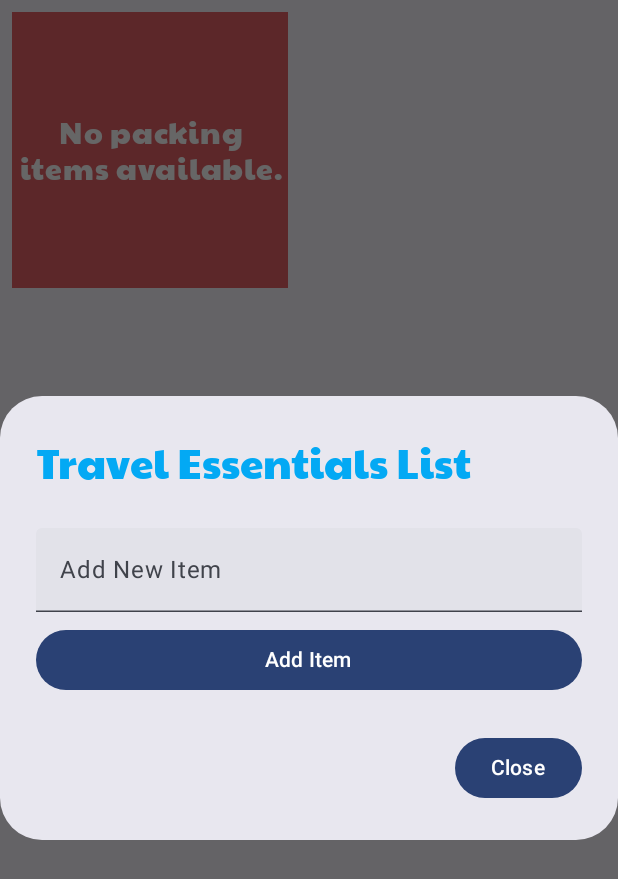
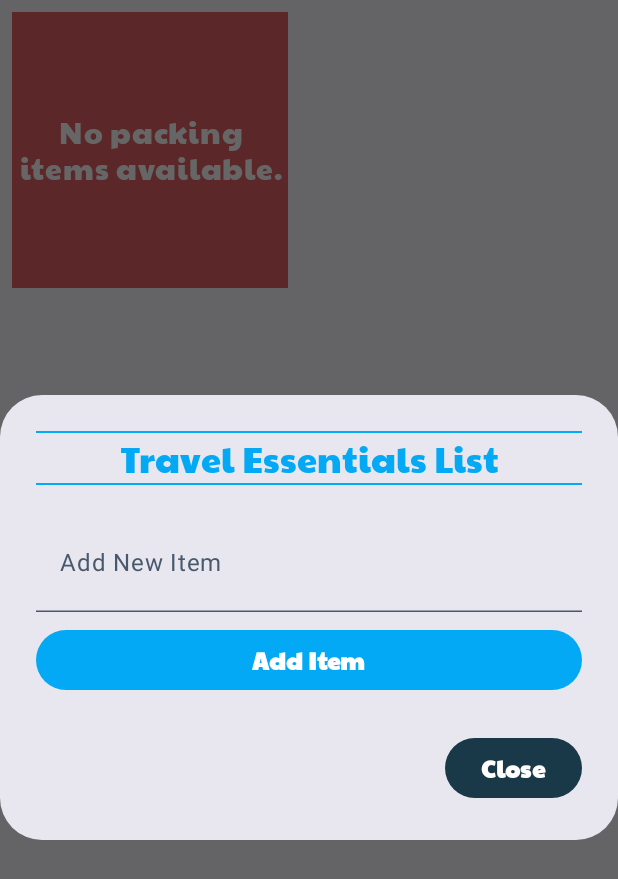
Before and after one commit to jyzldmrct/JetSetGo, an Android app built with Jetpack Compose: the composable PackingChecklistScreen called with empty values, after a tap on "No packing items available.", on a phone screen of 412 x 824 dp. Shown: the top 879 px of the screen. Run offline under Robolectric (Android 15) with nearby library versions, the phone set to English and light mode, and no system bars.

Commit message:
modified the style of the packing checklist screen

```diff
--- a/app/src/main/java/ph/edu/auf/dimarucut/jayzel/jetsetgo/FlightsScreen.kt
+++ b/app/src/main/java/ph/edu/auf/dimarucut/jayzel/jetsetgo/FlightsScreen.kt
@@ -1083,6 +1083,7 @@ fun BudgetCalculator(budgetDetails: BudgetDetails, countryCode: String) {
     }
 }
 
+@OptIn(ExperimentalMaterial3Api::class)
 @Composable
 fun PackingChecklistScreen(packingItems: List<PackingItem>, onAddItem: (String) -> Unit) {
     var showDialog by remember { mutableStateOf(false) }
@@ -1094,10 +1095,24 @@ fun PackingChecklistScreen(packingItems: List<PackingItem>, onAddItem: (String)
     if (showDialog) {
         AlertDialog(
             onDismissRequest = { showDialog = false },
-            title = { Text("Travel Essentials List",
-                fontFamily = PaytoneOne,
-                fontSize = 28.sp,
-                color = SkyBlue) },
+            title = {
+                Column(
+                    modifier = Modifier.fillMaxWidth(),
+                    horizontalAlignment = Alignment.CenterHorizontally // Center aligns the contents horizontally
+                ) {
+                    Divider(color = SkyBlue, thickness = 1.dp)
+
+                    Text(
+                        text = "Travel Essentials List",
+                        fontFamily = PaytoneOne,
+                        fontSize = 24.sp,
+                        color = SkyBlue
+                    )
+
+                    Divider(color = SkyBlue, thickness = 1.dp)
+                }
+            },
+
             text = {
                 Column {
                     // Show all items (checked and unchecked)
@@ -1114,9 +1129,17 @@ fun PackingChecklistScreen(packingItems: List<PackingItem>, onAddItem: (String)
                                     if (index != -1) {
                                         packingItemsState[index] = item.copy(isChecked = checked)
                                     }
-                                }
+                                },
+                                colors = CheckboxDefaults.colors(
+                                    checkedColor = SkyBlue,
+                                    uncheckedColor = LightDenimBlue
+                                )
                             )
-                            Text(text = item.name)
+                            Text(text = item.name,
+                                modifier = Modifier.padding(start = 8.dp),
+                                fontFamily = GlacialIndifference,
+                                fontSize = 18.sp, // Adjust font size
+                                color = if (item.isChecked) DenimBlue else LightDenimBlue)
                         }
                     }
 
@@ -1127,7 +1150,20 @@ fun PackingChecklistScreen(packingItems: List<PackingItem>, onAddItem: (String)
                         value = newItemName,
                         onValueChange = { newItemName = it },
                         label = { Text("Add New Item") },
-                        modifier = Modifier.fillMaxWidth()
+                        modifier = Modifier.fillMaxWidth(),
+                        textStyle = TextStyle(
+                            fontFamily = GlacialIndifference,
+                            fontSize = 24.sp,
+                            color = DenimBlue
+                        ),
+                        colors = TextFieldDefaults.textFieldColors(
+                            containerColor = Color.Transparent,
+                            focusedIndicatorColor = SkyBlue,
+                            unfocusedIndicatorColor = LightDenimBlue,
+                            focusedLabelColor = SkyBlue,
+                            unfocusedLabelColor = LightDenimBlue,
+                            cursorColor = DenimBlue
+                        )
                     )
 
                     Spacer(modifier = Modifier.height(8.dp))
@@ -1140,15 +1176,30 @@ fun PackingChecklistScreen(packingItems: List<PackingItem>, onAddItem: (String)
                                 newItemName = ""
                             }
                         },
-                        modifier = Modifier.fillMaxWidth()
+                        modifier = Modifier.fillMaxWidth(),
+                        colors = ButtonDefaults.buttonColors(containerColor = SkyBlue)
                     ) {
-                        Text("Add Item")
+                        Text("Add Item",
+                            fontFamily = PaytoneOne,
+                            fontSize = 16.sp,
+                            fontWeight = FontWeight.Bold,
+                            color = Color.White
+                        )
                     }
                 }
             },
             confirmButton = {
-                Button(onClick = { showDialog = false }) {
-                    Text("Close")
+                Button(
+                    onClick = { showDialog = false },
+                    colors = ButtonDefaults.buttonColors(containerColor = DenimBlue) // Set the background color to Denim Blue
+                ) {
+                    Text(
+                        "Close",
+                        fontFamily = PaytoneOne,
+                        fontSize = 16.sp,
+                        fontWeight = FontWeight.Bold,
+                        color = Color.White // Text color remains white
+                    )
                 }
             }
         )
```
